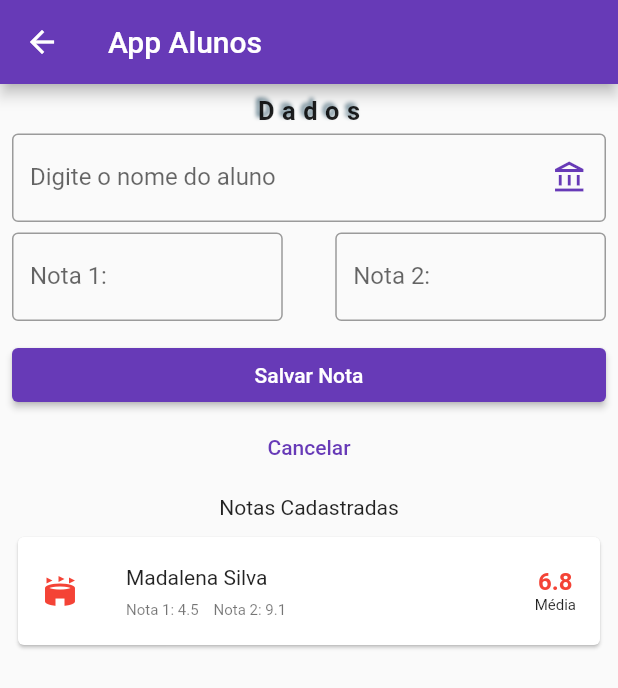
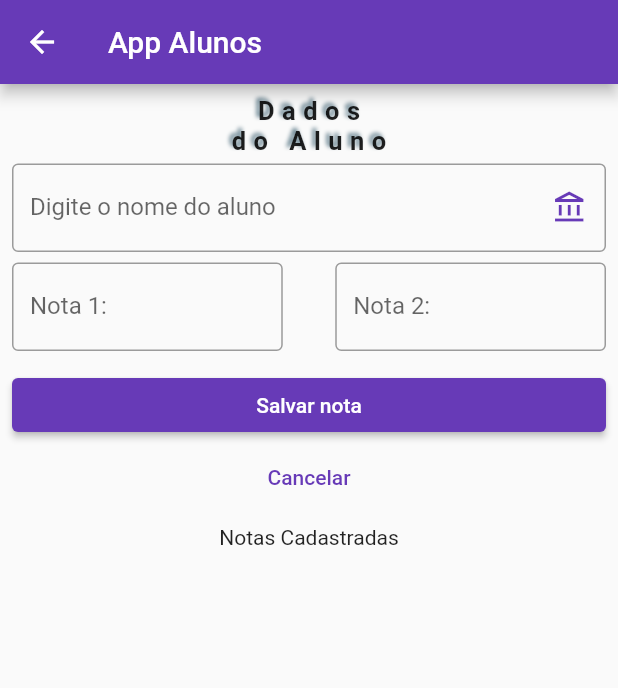
Before and after one commit to rogeriosilva-ifpi/ifpi-tds-2022_2-mobile, a Flutter app: the screen it shows after launch, after a tap on "Alunos App", on a phone screen of 412 x 824 dp. Shown: the top 688 px of the screen. Run offline on Flutter 3.47's test engine with Material 2 defaults, Android fonts, the light colour scheme and no system bars; our stand-ins replace sqflite; accounts and stored records are empty.

Commit message:
Add SQFlite

```diff
--- /dev/null
+++ b/aplicativos/bmiapp/lib/database/database_helper.dart
@@ -0,0 +1,47 @@
+import 'package:path/path.dart' as path_pkg;
+import 'package:sqflite/sqflite.dart';
+
+import '../models/nota.dart';
+
+class DatabaseHelper {
+  static final DatabaseHelper _databaseHelper = DatabaseHelper._();
+
+  DatabaseHelper._();
+
+  Database? db;
+
+  factory DatabaseHelper() {
+    return _databaseHelper;
+  }
+
+  Future<void> initDB() async {
+    String path = await getDatabasesPath();
+    db = await openDatabase(
+      path_pkg.join(path, 'notas.db'),
+      version: 1,
+      onCreate: (db, version) async {
+        await db.execute(
+          """
+            CREATE TABLE notas (
+              id INTEGER PRIMARY KEY AUTOINCREMENT,
+              nome TEXT NOT NULL,
+              nota1 FLOAT NOT NULL,
+              nota2 FLOAT NOT NULL
+            )
+        """,
+        );
+      },
+    );
+  }
+
+  Future<int> addNota(Nota nota) async {
+    final id = await db!.insert('notas', nota.toMap());
+    return id;
+  }
+
+  Future<List<Nota>> getAllNotas() async {
+    final list = await db!.query('notas');
+    final notas = list.map((item) => Nota.fromMap(item)).toList();
+    return notas;
+  }
+}
--- a/aplicativos/bmiapp/lib/models/nota.dart
+++ b/aplicativos/bmiapp/lib/models/nota.dart
@@ -1,7 +1,7 @@
 class Nota {
-  final String nome;
-  final double nota1;
-  final double nota2;
+  String nome;
+  double nota1;
+  double nota2;
 
   Nota({
     required this.nome,
@@ -12,4 +12,18 @@ class Nota {
   double get media {
     return (nota1 + nota2) / 2.0;
   }
+
+  Map<String, dynamic> toMap() => {
+        "nome": nome,
+        "nota1": nota1,
+        "nota2": nota2,
+      };
+
+  factory Nota.fromMap(Map<String, dynamic> map) {
+    return Nota(
+      nome: map['nome'],
+      nota1: map['nota1'],
+      nota2: map['nota2'],
+    );
+  }
 }
--- a/aplicativos/bmiapp/lib/pages/alunos_page.dart
+++ b/aplicativos/bmiapp/lib/pages/alunos_page.dart
@@ -1,4 +1,6 @@
+import 'package:bmiapp/database/database_helper.dart';
 import 'package:bmiapp/models/nota.dart';
+import 'package:bmiapp/pages/components/form_title.dart';
 import 'package:bmiapp/pages/components/item_nota.dart';
 import 'package:bmiapp/pages/components/my_primary_button.dart';
 import 'package:flutter/material.dart';
@@ -17,19 +19,39 @@ class _AlunosPageState extends State<AlunosPage> {
 
   final _formKey = GlobalKey<FormState>();
 
+  late Nota _nota;
+  var isEditing = false;
+
   final List<Nota> notas = [
     Nota(nome: "Madalena Silva", nota1: 4.5, nota2: 9.1)
   ];
 
-  void _addNovaNota() {
+  late final DatabaseHelper dbHelper;
+
+  @override
+  void initState() {
+    super.initState();
+    dbHelper = DatabaseHelper();
+    dbHelper.initDB().whenComplete(() => setState(() {}));
+  }
+
+  void _addOrUpdateNota() {
     if (_formKey.currentState!.validate()) {
+      if (!isEditing) {
         final nota = Nota(
           nome: nameController.text,
           nota1: double.parse(nota1Controller.text),
           nota2: double.parse(nota2Controller.text),
         );
 
-      notas.add(nota);
+        dbHelper.addNota(nota);
+        // notas.add(nota);
+      } else {
+        _nota.nome = nameController.text;
+        _nota.nota1 = double.parse(nota1Controller.text);
+        _nota.nota2 = double.parse(nota2Controller.text);
+        isEditing = false;
+      }
 
       _resetDados();
 
@@ -39,15 +61,23 @@ class _AlunosPageState extends State<AlunosPage> {
   }
 
   _populateForm(int index) {
-    nameController.text = notas[index].nome;
-    nota1Controller.text = notas[index].nota1.toString();
-    nota2Controller.text = notas[index].nota2.toString();
+    isEditing = true;
+    _nota = notas[index];
+    nameController.text = _nota.nome;
+    nota1Controller.text = _nota.nota1.toString();
+    nota2Controller.text = _nota.nota2.toString();
+
+    setState(() {});
   }
 
   void _resetDados() {
     nameController.clear();
     nota1Controller.clear();
     nota2Controller.clear();
+
+    isEditing = false;
+
+    setState(() {});
   }
 
   @override
@@ -62,20 +92,11 @@ class _AlunosPageState extends State<AlunosPage> {
               child: Column(
                 mainAxisAlignment: MainAxisAlignment.start,
                 children: [
-                  const Text(
-                    'Dados',
-                    style: TextStyle(
-                      fontSize: 17,
-                      fontWeight: FontWeight.bold,
-                      letterSpacing: 5,
-                      shadows: [
-                        Shadow(
-                          color: Colors.blueGrey,
-                          offset: Offset(-2, -2),
-                          blurRadius: 3,
+                  const FormTitle(
+                    title: 'Dados',
                   ),
-                      ],
-                    ),
+                  const FormTitle(
+                    title: 'do Aluno',
                   ),
                   const SizedBox(
                     height: 5,
@@ -150,8 +171,8 @@ class _AlunosPageState extends State<AlunosPage> {
                     height: 12,
                   ),
                   MyPrimaryButton(
-                    label: 'Salvar Nota',
-                    onPressed: _addNovaNota,
+                    label: isEditing ? 'Atualizar nota' : 'Salvar nota',
+                    onPressed: _addOrUpdateNota,
                   ),
                   TextButton(
                     onPressed: _resetDados,
@@ -168,12 +189,20 @@ class _AlunosPageState extends State<AlunosPage> {
               height: 8,
             ),
             Expanded(
-              child: ListView.builder(
+              child: FutureBuilder<List<Nota>>(
+                future: dbHelper.db != null ? dbHelper.getAllNotas() : null,
+                builder: (context, snapshot) {
+                  if (!snapshot.hasData) {
+                    return const Center(child: CircularProgressIndicator());
+                  }
+
+                  return ListView.builder(
                     scrollDirection: Axis.vertical,
-                itemCount: notas.length,
+                    itemCount: snapshot.data?.length,
                     itemBuilder: (context, index) {
+                      final nota = snapshot.data![index];
                       return Dismissible(
-                    key: Key('$index'),
+                        key: Key(nota.nome),
                         direction: DismissDirection.endToStart,
                         background: Container(
                           color: Colors.red,
@@ -181,15 +210,10 @@ class _AlunosPageState extends State<AlunosPage> {
                           padding: const EdgeInsets.only(right: 10),
                           child: const Icon(Icons.delete_forever),
                         ),
-                    child: GestureDetector(
-                      behavior: HitTestBehavior.opaque,
-                      onTap: () => _populateForm(index),
                         child: ItemNota(
-                        name: notas[index].nome,
-                        nota1: notas[index].nota1,
-                        nota2: notas[index].nota2,
-                        media: notas[index].media,
-                      ),
+                          nota: nota,
+                          onTap: _populateForm,
+                          index: index,
                         ),
                         onDismissed: (direction) {
                           notas.removeAt(index);
@@ -205,9 +229,10 @@ class _AlunosPageState extends State<AlunosPage> {
                         },
                       );
                     },
-                // shrinkWrap: true,
+                  );
+                },
               ),
-            )
+            ),
           ],
         ),
       ),
--- /dev/null
+++ b/aplicativos/bmiapp/lib/pages/components/form_title.dart
@@ -0,0 +1,26 @@
+import 'package:flutter/material.dart';
+
+class FormTitle extends StatelessWidget {
+  final String title;
+
+  const FormTitle({Key? key, required this.title}) : super(key: key);
+
+  @override
+  Widget build(BuildContext context) {
+    return Text(
+      title,
+      style: const TextStyle(
+        fontSize: 17,
+        fontWeight: FontWeight.bold,
+        letterSpacing: 5,
+        shadows: [
+          Shadow(
+            color: Colors.blueGrey,
+            offset: Offset(-2, -2),
+            blurRadius: 3,
+          ),
+        ],
+      ),
+    );
+  }
+}
--- a/aplicativos/bmiapp/lib/pages/components/item_nota.dart
+++ b/aplicativos/bmiapp/lib/pages/components/item_nota.dart
@@ -1,37 +1,42 @@
 import 'package:flutter/material.dart';
 
+import '../../models/nota.dart';
+
 class ItemNota extends StatelessWidget {
-  final String name;
-  final double nota1;
-  final double nota2;
-  final double media;
+  final int index;
+  final Nota nota;
+  final Function(int) onTap;
 
   const ItemNota({
     Key? key,
-    required this.name,
-    required this.nota1,
-    required this.nota2,
-    required this.media,
+    required this.nota,
+    required this.onTap,
+    required this.index,
   }) : super(key: key);
 
   @override
   Widget build(BuildContext context) {
     return Card(
+      child: InkWell(
+        onTap: () {
+          onTap(index);
+        },
         child: ListTile(
           leading: Column(
             mainAxisAlignment: MainAxisAlignment.center,
             children: [
-            Icon(Icons.stadium, color: media >= 7 ? Colors.blue : Colors.red),
+              Icon(Icons.stadium,
+                  color: nota.media >= 7 ? Colors.blue : Colors.red),
             ],
           ),
           title: Text(
-          name,
+            nota.nome,
             style: const TextStyle(fontSize: 14),
           ),
           subtitle: Row(
             children: [
               Text(
-              'Nota 1: ${nota1.toStringAsFixed(1)}',
+                'Nota 1: ${nota.nota1.toStringAsFixed(1)}',
                 style: const TextStyle(
                   fontSize: 10,
                   // color: nota1 >= 7 ? Colors.blue : Colors.red,
@@ -41,7 +46,7 @@ class ItemNota extends StatelessWidget {
                 width: 10,
               ),
               Text(
-              'Nota 2: ${nota2.toStringAsFixed(1)}',
+                'Nota 2: ${nota.nota2.toStringAsFixed(1)}',
                 style: const TextStyle(
                   fontSize: 10,
                   // color: nota2 >= 7 ? Colors.blue : Colors.red,
@@ -53,11 +58,11 @@ class ItemNota extends StatelessWidget {
             mainAxisAlignment: MainAxisAlignment.center,
             children: [
               Text(
-              media.toStringAsFixed(1),
+                nota.media.toStringAsFixed(1),
                 style: TextStyle(
                   fontSize: 16,
                   fontWeight: FontWeight.bold,
-                color: media >= 7 ? Colors.black : Colors.red,
+                  color: nota.media >= 7 ? Colors.black : Colors.red,
                 ),
               ),
               const Text(
@@ -69,6 +74,7 @@ class ItemNota extends StatelessWidget {
             ],
           ),
         ),
+      ),
     );
   }
 }
--- a/aplicativos/bmiapp/pubspec.yaml
+++ b/aplicativos/bmiapp/pubspec.yaml
@@ -33,6 +33,7 @@ dependencies:
   # The following adds the Cupertino Icons font to your application.
   # Use with the CupertinoIcons class for iOS style icons.
   cupertino_icons: ^1.0.2
+  sqflite: ^2.0.3+1
 
 dev_dependencies:
   flutter_test:
```
Also changed, not shown: aplicativos/bmiapp/pubspec.lock, 10 other files. Lines whose indentation alone changed are shown as unchanged.
